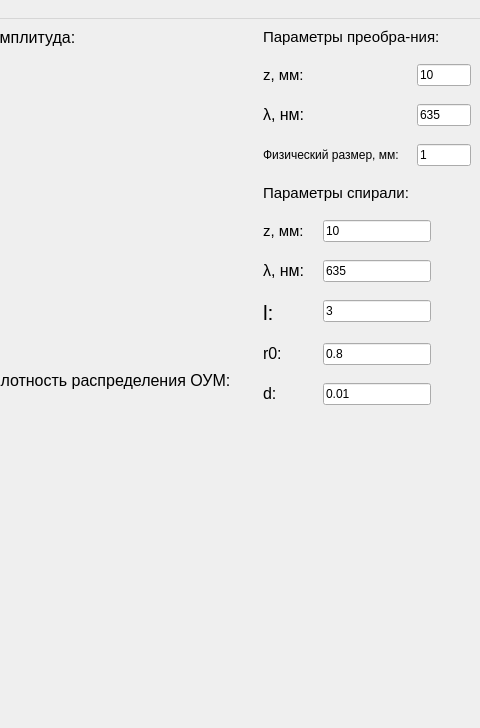
This is mainwindow.ui in Laufinsconsca/vortex-processing as Qt 5 draws it before an edit; both pictures show x 504 to 984 and y 0 to 728 of the 984 by 917 pixel window. The edited form follows.
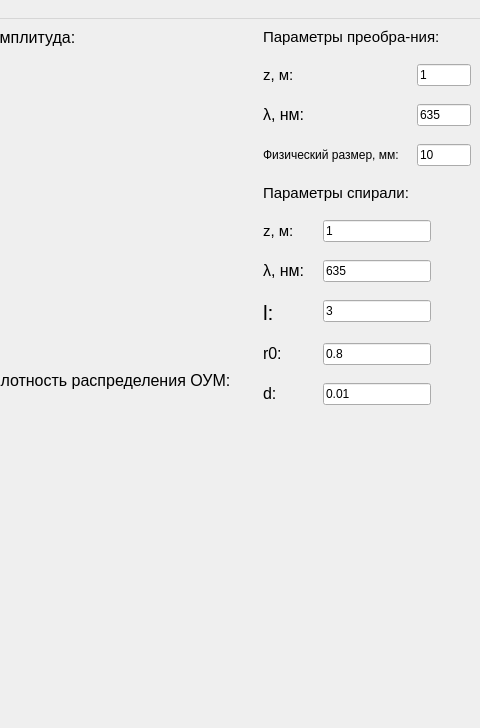
This is the edited form. Icons and pictures are not drawn.

```diff
--- a/mainwindow.ui
+++ b/mainwindow.ui
@@ -954,7 +954,7 @@
         <item row="0" column="0">
          <widget class="QLabel" name="label_2">
           <property name="text">
-           <string>&lt;html&gt;&lt;head/&gt;&lt;body&gt;&lt;p&gt;&lt;span style=&quot; font-size:11pt;&quot;&gt;z, мм:&lt;/span&gt;&lt;/p&gt;&lt;/body&gt;&lt;/html&gt;</string>
+           <string>&lt;html&gt;&lt;head/&gt;&lt;body&gt;&lt;p&gt;&lt;span style=&quot; font-size:11pt;&quot;&gt;z, м:&lt;/span&gt;&lt;/p&gt;&lt;/body&gt;&lt;/html&gt;</string>
           </property>
          </widget>
         </item>
@@ -967,7 +967,7 @@
            </size>
           </property>
           <property name="text">
-           <string>10</string>
+           <string>1</string>
           </property>
          </widget>
         </item>
@@ -1010,7 +1010,7 @@
            </size>
           </property>
           <property name="text">
-           <string>1</string>
+           <string>10</string>
           </property>
          </widget>
         </item>
@@ -1037,14 +1037,14 @@
         <item row="0" column="1">
          <widget class="QLineEdit" name="spiral_z_line">
           <property name="text">
-           <string>10</string>
+           <string>1</string>
           </property>
          </widget>
         </item>
         <item row="0" column="0">
          <widget class="QLabel" name="label_6">
           <property name="text">
-           <string>&lt;html&gt;&lt;head/&gt;&lt;body&gt;&lt;p&gt;&lt;span style=&quot; font-size:11pt;&quot;&gt;z, мм:&lt;/span&gt;&lt;/p&gt;&lt;/body&gt;&lt;/html&gt;</string>
+           <string>&lt;html&gt;&lt;head/&gt;&lt;body&gt;&lt;p&gt;&lt;span style=&quot; font-size:11pt;&quot;&gt;z, м:&lt;/span&gt;&lt;/p&gt;&lt;/body&gt;&lt;/html&gt;</string>
           </property>
          </widget>
         </item>
@@ -1159,7 +1159,7 @@
          </size>
         </property>
         <property name="text">
-         <string>&lt;html&gt;&lt;head/&gt;&lt;body&gt;&lt;p&gt;&lt;img src=&quot;:/scales/phase_scales/rainbow_1_192.bmp&quot;/&gt;&lt;/p&gt;&lt;/body&gt;&lt;/html&gt;</string>
+         <string>&lt;html&gt;&lt;head/&gt;&lt;body&gt;&lt;p&gt;&lt;br/&gt;&lt;/p&gt;&lt;/body&gt;&lt;/html&gt;</string>
         </property>
        </widget>
       </item>
```
